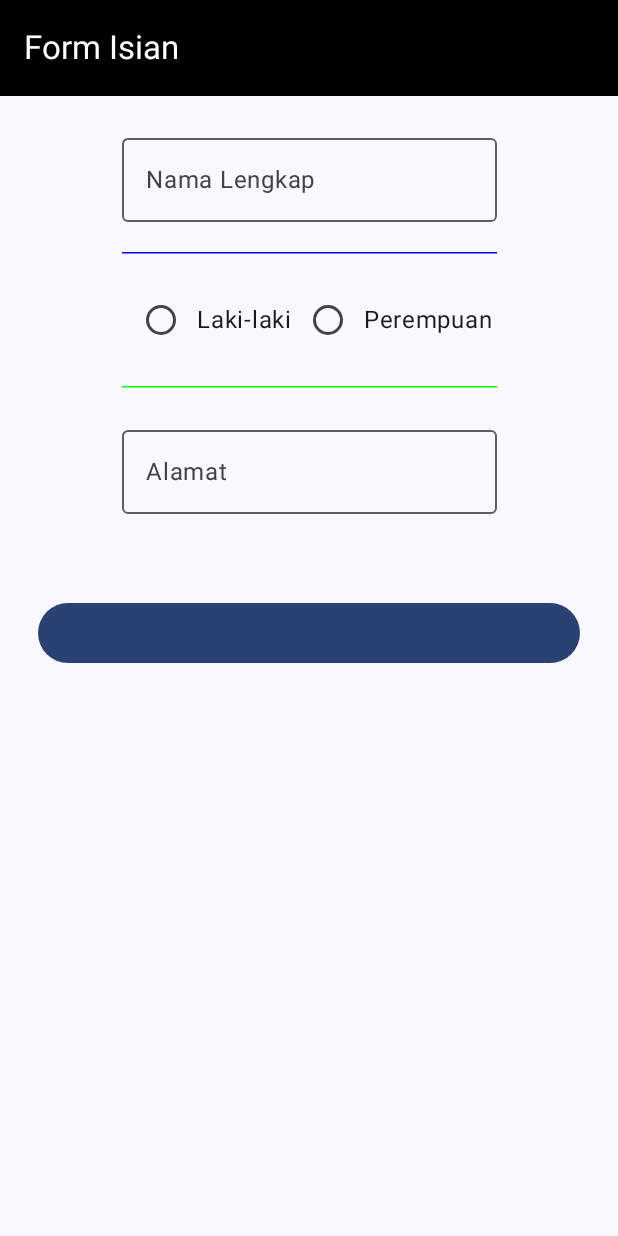
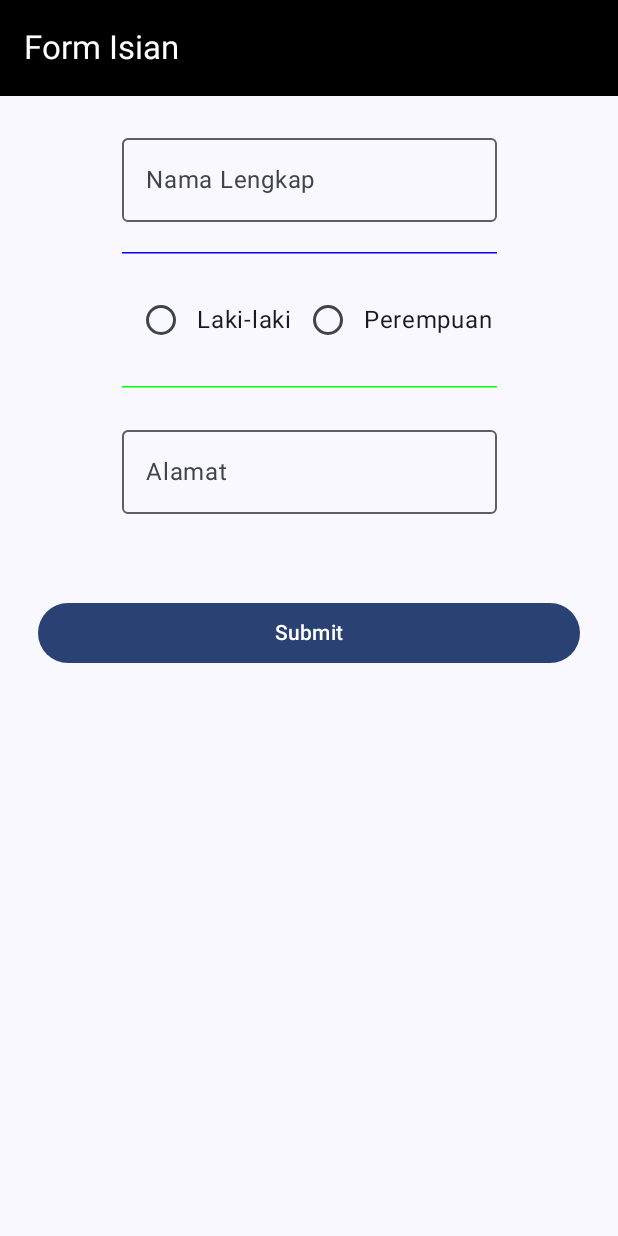
Before and after one commit to refkysyahrin/QuestNavigasiUI_050, an Android app built with Jetpack Compose: the composable FormIsian shown on its own in the app's theme, on a phone screen of 412 x 824 dp. Run offline under Robolectric (Android 15) with nearby library versions, the phone set to English and light mode, and no system bars.

Commit message:
Menambahkan teks untuk button submit dan mengambilnya dari stringResource

```diff
--- a/app/src/main/java/com/example/questnavigasiui_050/view/Formulir.kt
+++ b/app/src/main/java/com/example/questnavigasiui_050/view/Formulir.kt
@@ -89,12 +89,8 @@ fun FormIsian(
                     .padding(all = 25.dp),
                 onClick = OnSubmitBtnClick
             ){
-
+                Text(text = stringResource(id = R.string.submit))
             }
-
-
         }
-
-        }
-
+    }
 }
```
